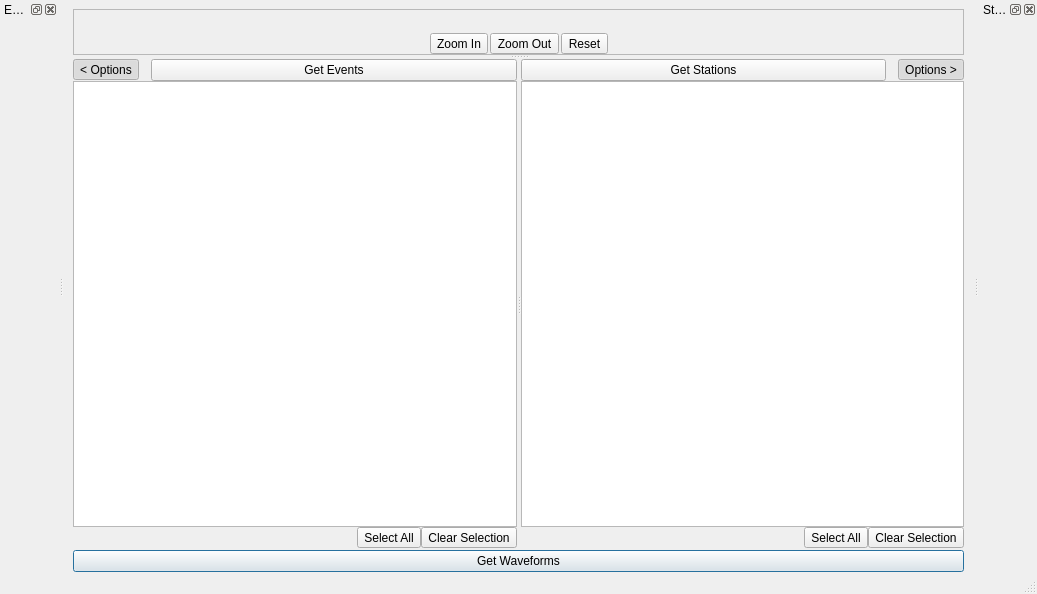
The window that pyweed/gui/uic/MainWindow.ui (iris-edu/pyweed) describes before a commit, drawn with Qt 5.
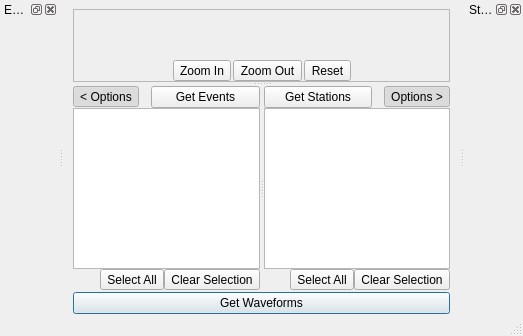
The same window after the commit. Custom widgets are drawn as their Qt base class.

What changed in the file:
```diff
--- a/pyweed/gui/uic/MainWindow.ui
+++ b/pyweed/gui/uic/MainWindow.ui
@@ -6,8 +6,8 @@
    <rect>
     <x>0</x>
     <y>0</y>
-    <width>1037</width>
-    <height>594</height>
+    <width>523</width>
+    <height>336</height>
    </rect>
   </property>
   <property name="windowTitle">
@@ -53,7 +53,14 @@
          <number>0</number>
         </property>
         <item>
-         <widget class="MyQt4MplCanvas" name="mapCanvas" native="true"/>
+         <widget class="MyQt4MplCanvas" name="mapCanvas" native="true">
+          <property name="minimumSize">
+           <size>
+            <width>100</width>
+            <height>50</height>
+           </size>
+          </property>
+         </widget>
         </item>
         <item>
          <layout class="QHBoxLayout" name="horizontalLayout_3">
```
Left out of the diff: 4 changed lines with no effect on the pictures.
